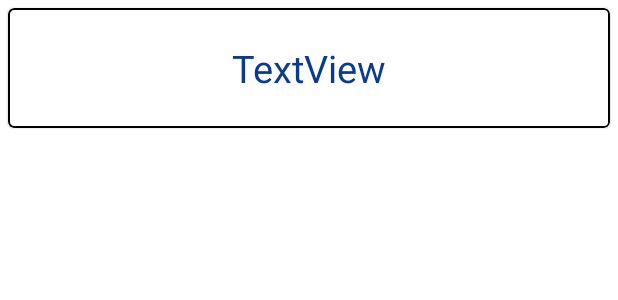
After one commit to leonwongdev/SportsFacilitiesFinderHK-Android, an Android app: the layout facilities_list_item.xml on its own in the app's theme, with its tools: preview values and no code run, on a phone screen of 412 x 824 dp. The commit adds this screen. Shown: the top 300 px of the screen. Run offline under Robolectric (Android 15) with nearby library versions, the phone set to English and light mode, and no system bars.

Commit message:
Add facilities list

```diff
--- a/app/src/main/res/layout/activity_facilities_list_activity.xml
+++ b/app/src/main/res/layout/activity_facilities_list_activity.xml
@@ -25,16 +25,16 @@
 <!--                android:layout_height="match_parent" />-->
             <fragment
                 android:id="@+id/facilities_map_fragment"
+                android:name="com.google.android.gms.maps.SupportMapFragment"
                 android:layout_width="match_parent"
-                android:layout_height="match_parent"
-                android:name="com.google.android.gms.maps.SupportMapFragment">
+                android:layout_height="match_parent">
 
             </fragment>
 
         </RelativeLayout>
 
         <androidx.recyclerview.widget.RecyclerView
-            android:id="@+id/user_list_recycler_view"
+            android:id="@+id/facilities_list_recycler_view"
             android:layout_width="match_parent"
             android:layout_height="0dp"
             android:layout_weight="50">
--- /dev/null
+++ b/app/src/main/res/layout/facilities_list_item.xml
@@ -0,0 +1,45 @@
+<?xml version="1.0" encoding="utf-8"?>
+<androidx.constraintlayout.widget.ConstraintLayout xmlns:android="http://schemas.android.com/apk/res/android"
+    android:layout_width="match_parent"
+    android:layout_height="90dp"
+    xmlns:app="http://schemas.android.com/apk/res-auto"
+    android:id="@+id/facilities_list_item_layout">
+
+    <com.google.android.material.card.MaterialCardView
+        android:layout_width="match_parent"
+        android:layout_height="80dp"
+        android:layout_margin="5dp"
+        app:strokeWidth="1dp"
+        app:strokeColor="@color/black"
+        app:layout_constraintStart_toStartOf="parent"
+        app:layout_constraintTop_toTopOf="parent"
+        >
+
+        <androidx.constraintlayout.widget.ConstraintLayout
+            android:layout_width="match_parent"
+            android:layout_height="match_parent"
+            android:background="#FFF">
+
+            <TextView
+                android:id="@+id/facilities_list_item_name"
+                android:layout_width="wrap_content"
+                android:layout_height="wrap_content"
+                android:layout_marginStart="20dp"
+                android:layout_marginEnd="20dp"
+                android:text="TextView"
+                android:gravity="center"
+                android:textColor="#0B3B8C"
+                android:textSize="25sp"
+                app:autoSizeMaxTextSize="25sp"
+                app:autoSizeMinTextSize="1sp"
+                app:autoSizeStepGranularity="2sp"
+                app:autoSizeTextType="uniform"
+                app:layout_constraintBottom_toBottomOf="parent"
+                app:layout_constraintEnd_toEndOf="parent"
+                app:layout_constraintStart_toStartOf="parent"
+                app:layout_constraintTop_toTopOf="parent" />
+        </androidx.constraintlayout.widget.ConstraintLayout>
+
+    </com.google.android.material.card.MaterialCardView>
+
+</androidx.constraintlayout.widget.ConstraintLayout>
```
Also changed, not shown: app/src/main/java/com/example/sportsfacilitiesfinderhk/adapters/FacilitiesListAdapter.java (added, +65 -0 lines), app/src/main/java/com/example/sportsfacilitiesfinderhk/ui/facilitieslist/FacilitiesListActivity.java (+9 -0 lines).
